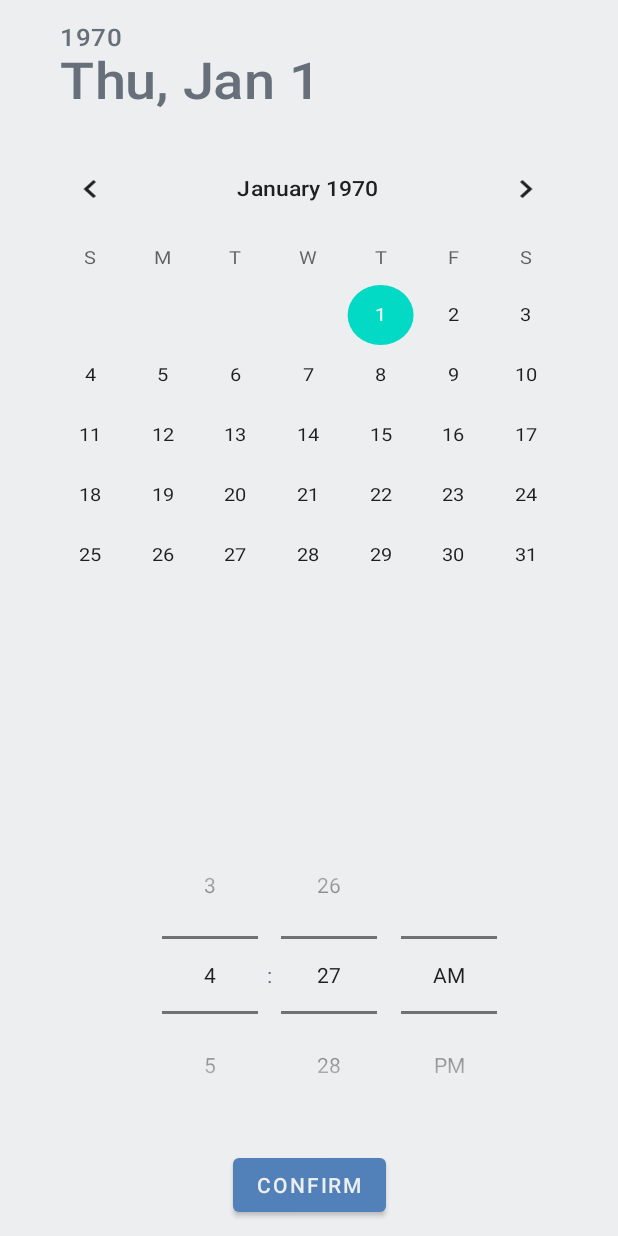
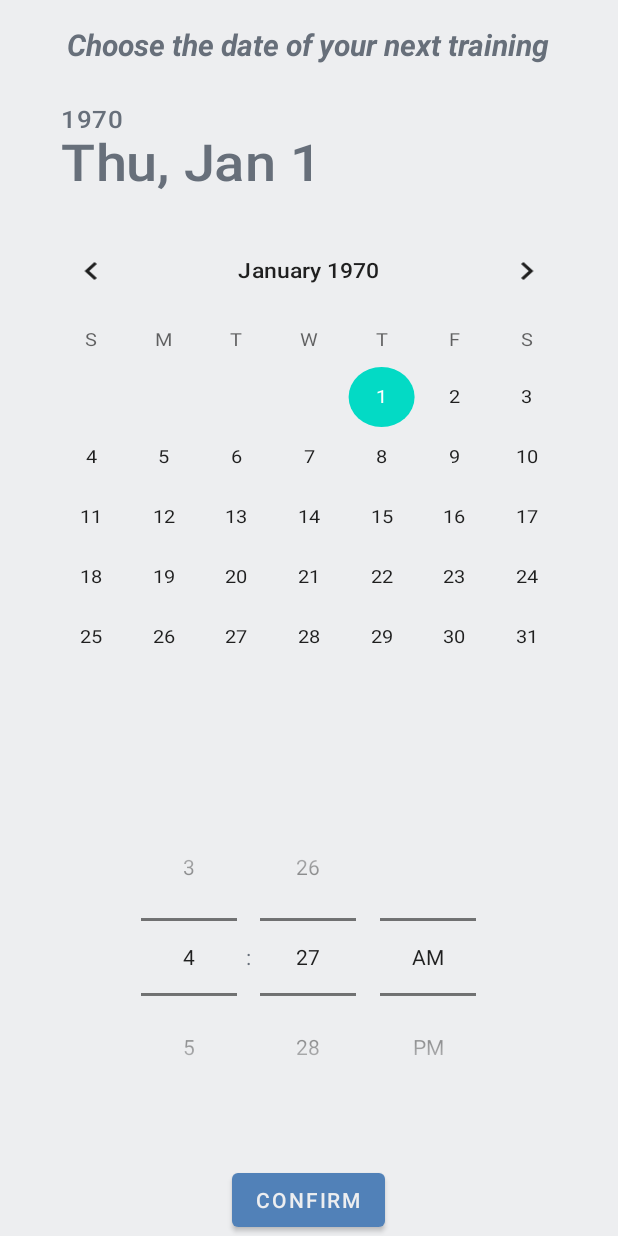
Before and after one commit to docfr10/Medical-rehabilitation, an Android app: the layout activity_next_training.xml on its own in the app's theme, with its tools: preview values and no code run, on a phone screen of 412 x 824 dp. Run offline under Robolectric (Android 15) with nearby library versions, the light colour scheme and no system bars.

Commit message:
Fixed desigh v.4

```diff
--- a/app/src/main/res/layout/activity_next_training.xml
+++ b/app/src/main/res/layout/activity_next_training.xml
@@ -8,32 +8,51 @@
     tools:context=".view.NextTrainingActivity">
 
 
+    <ScrollView
+        android:layout_width="match_parent"
+        android:layout_height="match_parent"
+        android:contentDescription="@string/scroll_view"
+        android:fillViewport="true"
+        tools:layout_editor_absoluteX="0dp"
+        tools:layout_editor_absoluteY="0dp">
+
+        <LinearLayout
+            android:layout_width="match_parent"
+            android:layout_height="wrap_content"
+            android:gravity="center"
+            android:orientation="vertical">
+
+            <TextView
+                android:id="@+id/nexttraining_textView"
+                android:layout_width="wrap_content"
+                android:layout_height="wrap_content"
+                android:layout_marginTop="16dp"
+                android:gravity="center"
+                android:text="@string/choose_next_trainig"
+                android:textSize="20sp"
+                android:textStyle="bold|italic" />
+
             <DatePicker
                 android:id="@+id/datePicker"
                 android:layout_width="wrap_content"
                 android:layout_height="wrap_content"
                 android:layout_gravity="center_horizontal"
                 android:layout_marginHorizontal="0dp"
+                android:layout_marginTop="11dp"
                 android:layout_weight="1"
                 android:calendarViewShown="false"
                 android:datePickerMode="calendar"
                 android:foregroundGravity="center"
                 android:scaleX="1.1"
                 android:scaleY="1.0"
-        app:layout_constraintBottom_toTopOf="@+id/timePicker"
-        app:layout_constraintEnd_toEndOf="parent"
-        app:layout_constraintHorizontal_bias="0.491"
-        app:layout_constraintStart_toStartOf="parent"
-        app:layout_constraintTop_toTopOf="parent"
-        app:layout_constraintVertical_bias="0.0"
                 tools:ignore="MissingConstraints" />
 
             <TimePicker
                 android:id="@+id/timePicker"
                 android:layout_width="wrap_content"
                 android:layout_height="wrap_content"
-        android:layout_marginStart="92dp"
-        android:layout_marginBottom="68dp"
+                android:layout_marginStart="0dp"
+                android:layout_marginBottom="32dp"
                 android:descendantFocusability="blocksDescendants"
                 android:foregroundGravity="center"
                 android:scaleX="1.0"
@@ -41,18 +60,15 @@
 
                 android:timePickerMode="spinner"
 
-        app:layout_constraintBottom_toBottomOf="parent"
-        app:layout_constraintStart_toStartOf="parent"
                 tools:ignore="MissingConstraints" />
 
             <Button
                 android:id="@+id/button"
                 android:layout_width="wrap_content"
                 android:layout_height="wrap_content"
-        android:text="@string/confirm"
-        app:layout_constraintBottom_toBottomOf="parent"
-        app:layout_constraintEnd_toEndOf="parent"
-        app:layout_constraintHorizontal_bias="0.5"
-        app:layout_constraintStart_toStartOf="parent"
-        app:layout_constraintTop_toBottomOf="@+id/timePicker" />
+                android:text="@string/confirm" />
+
+        </LinearLayout>
+    </ScrollView>
+
 </androidx.constraintlayout.widget.ConstraintLayout>
--- a/app/src/main/res/values/strings.xml
+++ b/app/src/main/res/values/strings.xml
@@ -19,7 +19,7 @@
     <string name="next">Next</string>
     <string name="about_exercise">About the exercise</string>
     <string name="clear">Clear</string>
-    <string name="description1">The starting position is standing. Roll a small ball over the entire surface of the foot.</string>
+    <string name="description1">Exercise 1: The starting position is standing. Roll a small ball over the entire surface of the foot</string>
     <string name="resume">Resume</string>
     <string name="positive">Yes</string>
     <string name="negative">No</string>
@@ -40,5 +40,6 @@
     <string name="send_mail">Send mail</string>
     <string name="enter_failed_exercises">Enter failed exercises</string>
     <string name="description2">Description of the second exercise</string>
-    <string name="warning">Before using this application, be sure to consult with your doctor.</string>
+    <string name="warning">Before using this application, be sure to consult with your doctor</string>
+    <string name="choose_next_trainig">Choose the date of your next training</string>
 </resources>
```
Also changed, not shown: 1 other file. Lines whose indentation alone changed are shown as unchanged.
